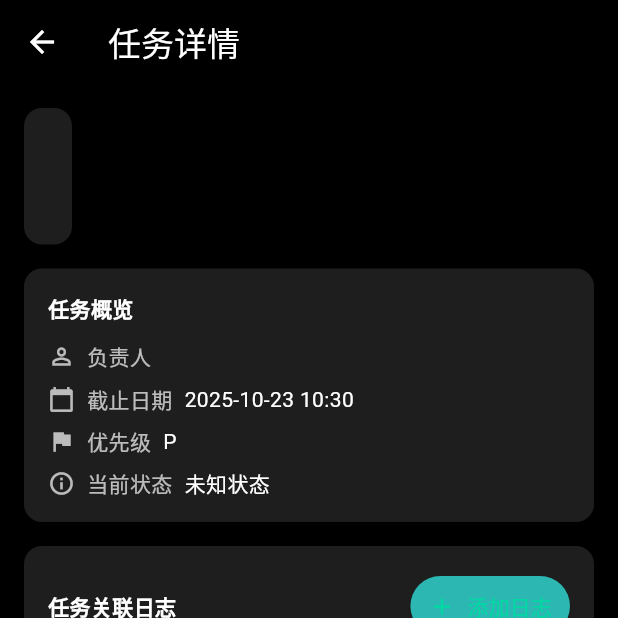
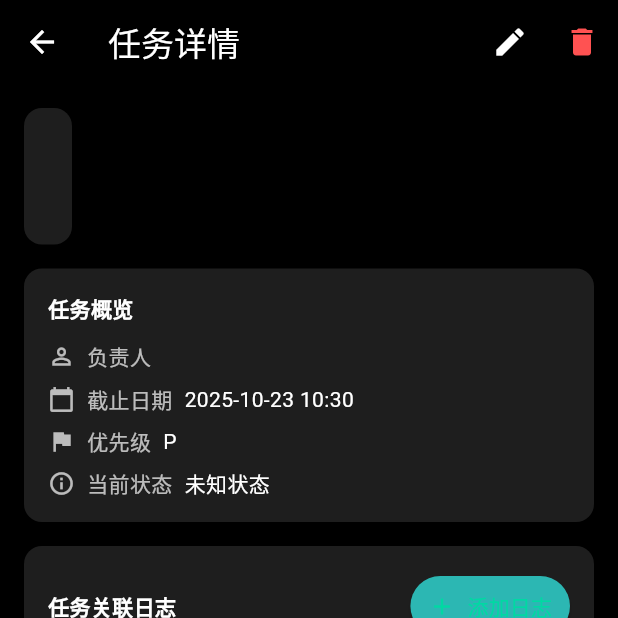
Before and after one commit to CzNd0729/nullworking, a Flutter app: the TaskDetailPage screen opened directly with empty values, on a phone screen of 412 x 824 dp, the top half of it. Run offline on Flutter 3.47's test engine with Material 3 defaults, Android fonts, the phone set to English and light mode, and no system bars; our stand-ins replace shared_preferences; accounts and stored records are empty; network calls fail.

```diff
--- a/frontend/lib/pages/task/task_detail_page.dart
+++ b/frontend/lib/pages/task/task_detail_page.dart
@@ -7,16 +7,15 @@ import '../log/create_log_page.dart';
 import 'create_task_page.dart';
 import '../../services/business/task_business.dart';
 import '../../services/business/log_business.dart';
-import '../../services/mock/mock_data.dart';
 
 class TaskDetailPage extends StatefulWidget {
   final Task task;
-  final bool isAssignedTask;
+  // final bool isAssignedTask; // 删除此行
 
   const TaskDetailPage({
     super.key,
     required this.task,
-    this.isAssignedTask = false,
+    // this.isAssignedTask = false, // 删除此行
   });
 
   @override
@@ -175,6 +174,7 @@ class _TaskDetailPageState extends State<TaskDetailPage> {
                     painter: DashedLinePainter(
                       color: isDashedLine ? Colors.grey : Colors.green,
                       isDashed: isDashedLine,
+                      isBottom: isBottom, // 传递 isBottom 参数
                     ),
                   ),
                 ),
@@ -186,6 +186,7 @@ class _TaskDetailPageState extends State<TaskDetailPage> {
                     painter: DashedLinePainter(
                       color: Colors.grey,
                       isDashed: true,
+                      isBottom: isBottom, // 传递 isBottom 参数
                     ),
                   ),
                 ),
@@ -269,6 +270,18 @@ class _TaskDetailPageState extends State<TaskDetailPage> {
           icon: const Icon(Icons.arrow_back, color: Colors.white),
           onPressed: () => Navigator.pop(context),
         ),
+        actions: [
+          if (!widget.task.isParticipated) // 如果任务是用户创建的（非参与的），则显示修改和删除按钮
+            IconButton(
+              icon: const Icon(Icons.edit, color: Colors.white),
+              onPressed: () => _editTask(),
+            ),
+          if (!widget.task.isParticipated) // 如果任务是用户创建的（非参与的），则显示修改和删除按钮
+            IconButton(
+              icon: const Icon(Icons.delete, color: Colors.redAccent),
+              onPressed: () => _confirmDeleteTask(),
+            ),
+        ],
       ),
       backgroundColor: Colors.black,
       body: SingleChildScrollView(
@@ -391,44 +404,26 @@ class _TaskDetailPageState extends State<TaskDetailPage> {
                 ],
               ),
             ),
-            Padding(
-              padding: const EdgeInsets.symmetric(vertical: 16.0),
-              child: widget.isAssignedTask
-                  ? Row(
-                      mainAxisAlignment: MainAxisAlignment.spaceAround,
-                      children: [
-                        Expanded(
-                          child: ElevatedButton(
-                            onPressed: () async {
+            // 原来的按钮区域已移除
+          ],
+        ),
+      ),
+    );
+  }
+
+  Future<void> _editTask() async {
     final updatedTask = await Navigator.push(
       context,
       MaterialPageRoute(
-                                  builder: (context) =>
-                                      CreateTaskPage(taskToEdit: widget.task),
+        builder: (context) => CreateTaskPage(taskToEdit: widget.task),
       ),
     );
     if (updatedTask != null) {
       Navigator.of(context).pop(updatedTask);
     }
-                            },
-                            style: ElevatedButton.styleFrom(
-                              backgroundColor: Colors.blueAccent,
-                              foregroundColor: Colors.white,
-                              padding: const EdgeInsets.symmetric(vertical: 12),
-                              shape: RoundedRectangleBorder(
-                                borderRadius: BorderRadius.circular(8),
-                              ),
-                            ),
-                            child: const Text(
-                              '修改',
-                              style: TextStyle(fontSize: 16),
-                            ),
-                          ),
-                        ),
-                        const SizedBox(width: 16),
-                        Expanded(
-                          child: ElevatedButton(
-                            onPressed: () {
+  }
+
+  Future<void> _confirmDeleteTask() async {
     showDialog(
       context: context,
       builder: (BuildContext context) {
@@ -481,39 +476,18 @@ class _TaskDetailPageState extends State<TaskDetailPage> {
         );
       },
     );
-                            },
-                            style: ElevatedButton.styleFrom(
-                              backgroundColor: Colors.redAccent,
-                              foregroundColor: Colors.white,
-                              padding: const EdgeInsets.symmetric(vertical: 12),
-                              shape: RoundedRectangleBorder(
-                                borderRadius: BorderRadius.circular(8),
-                              ),
-                            ),
-                            child: const Text(
-                              '删除',
-                              style: TextStyle(fontSize: 16),
-                            ),
-                          ),
-                        ),
-                      ],
-                    )
-                  : const SizedBox.shrink(),
-            ),
-          ],
-        ),
-      ),
-    );
   }
 }
 
 class DashedLinePainter extends CustomPainter {
   final Color color;
   final bool isDashed;
+  final bool isBottom; // 添加 isBottom 参数
 
   DashedLinePainter({
     required this.color,
     required this.isDashed,
+    this.isBottom = false, // 默认为 false
   });
 
   @override
@@ -522,8 +496,10 @@ class DashedLinePainter extends CustomPainter {
       ..color = color
       ..strokeWidth = 1.0
       ..style = PaintingStyle.stroke;
-    const fixLength = 90.0;
-
+    final fixLength = 65.0;
+    if(isBottom){
+      return;
+    }
     if (isDashed) {
       const dashLength = 2.0;
       const gapLength = 4.0;
--- a/frontend/lib/services/business/task_business.dart
+++ b/frontend/lib/services/business/task_business.dart
@@ -84,6 +84,7 @@ class TaskBusiness {
             creationTime: DateTime.now(),
             deadline: deadline,
             executorNames: _mapUserIdsToNames(executorIds),
+            isParticipated: false, // 新发布的任务，isParticipated 设为 false
           );
         } else {
           print('任务发布/更新失败: ${responseBody['message'] ?? '未知错误'}');
```
Also changed, not shown: frontend/lib/models/task.dart (+6 -3 lines), frontend/lib/pages/log/log_page.dart (+69 -10 lines), frontend/lib/pages/task/tasks_page.dart (+20 -21 lines). Lines whose indentation alone changed are shown as unchanged.
